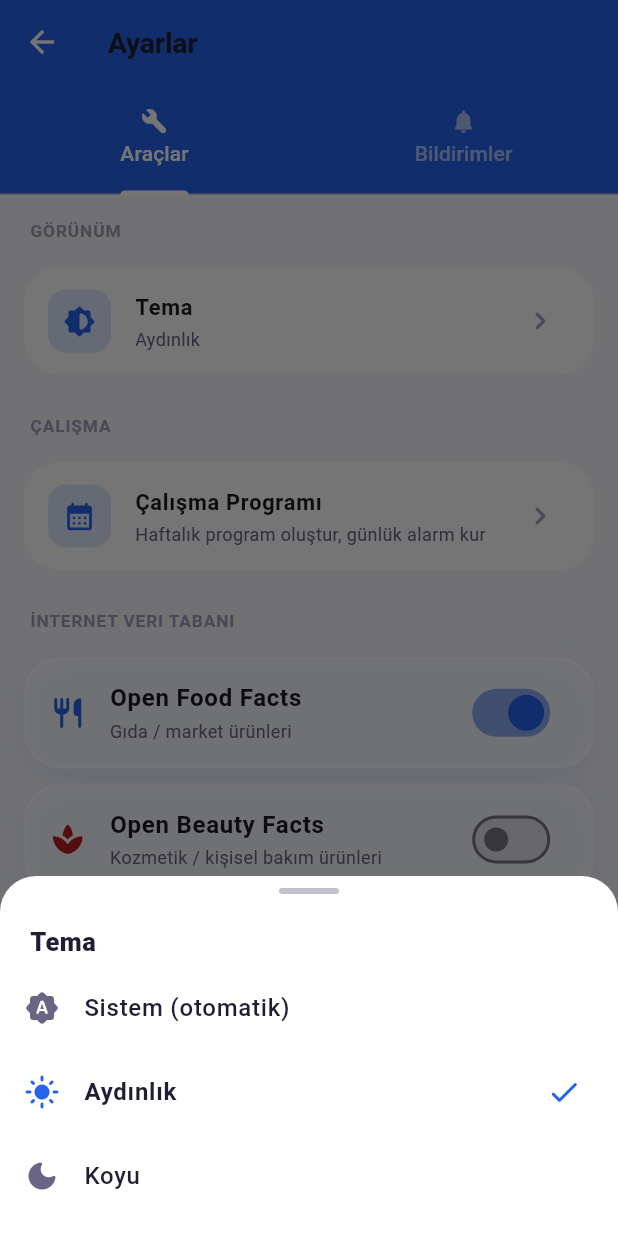
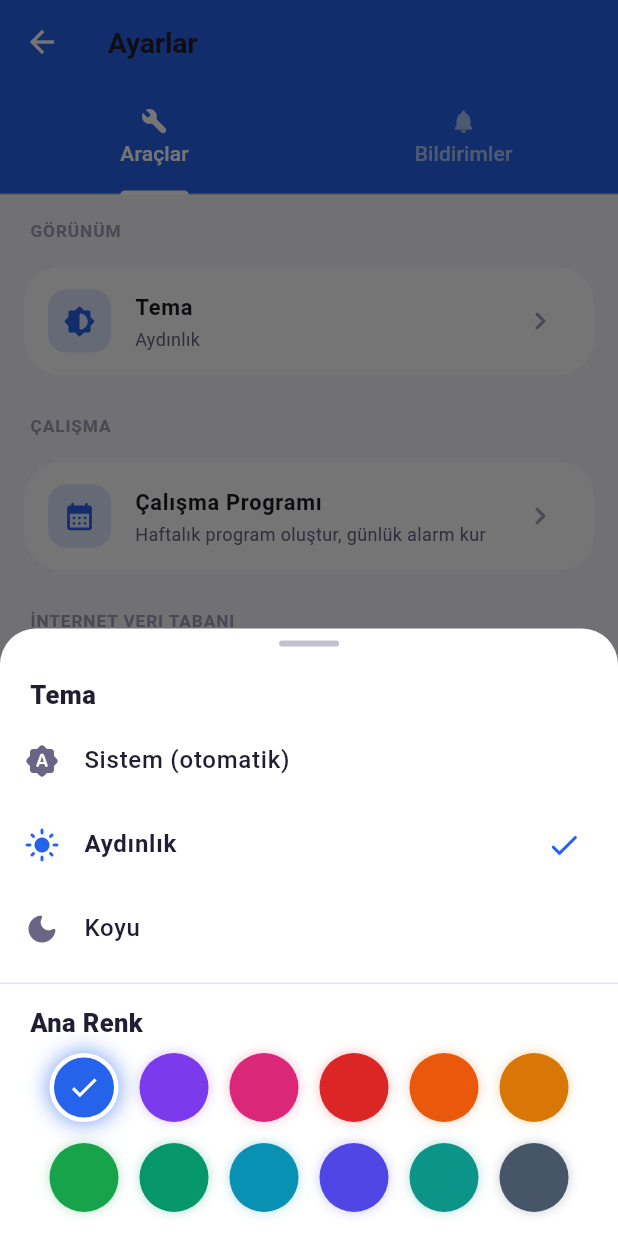
Before and after one commit to sol310698-ui/skt_takip, a Flutter app: the SettingsScreen screen opened directly, after a tap on "Tema", on a phone screen of 412 x 824 dp. Run offline on Flutter 3.47's test engine with Material 3 defaults, Android fonts, the phone set to English and light mode, and no system bars; our stand-ins replace audioplayers, barcode_widget, cached_network_image, camera, file_picker, flutter_animate and 21 more; missing offline and left inert: alarm, excel, google_mlkit_text_recognition, mobile_scanner; accounts and stored records are empty; statements that could not run were skipped.

Commit message:
v76: kullanici ana renk secebiliyor (12 renkli tema paleti)

```diff
--- a/lib/core/services/theme_prefs.dart
+++ b/lib/core/services/theme_prefs.dart
@@ -8,7 +8,14 @@ class ThemePrefs extends ChangeNotifier {
   static final ThemePrefs instance = ThemePrefs._();
 
   static const _key = 'theme_mode';
+  static const _colorKey = 'theme_primary_color';
   final _storage = const FlutterSecureStorage();
+
+  // Kullanicinin sectigi ANA RENK (primary). Varsayilan: canli mavi.
+  // Uygulamadaki butonlar, vurgular, secili durumlar bu renge gore degisir.
+  int _primaryColor = 0xFF2563EB;
+  int get primaryColor => _primaryColor;
+  Color get primaryColorValue => Color(_primaryColor);
 
   // Soft Glass tasarimi acik temada en iyi gorundugu icin varsayilan
   // ACIK yapildi (eskiden koyuydu). Kullanici dilerse Ayarlar'dan
@@ -29,6 +36,23 @@ class ThemePrefs extends ChangeNotifier {
     } catch (_) {
       _mode = ThemeMode.light;
     }
+    // Ana renk tercihini yukle.
+    try {
+      final c = await _storage.read(key: _colorKey);
+      if (c != null) {
+        final parsed = int.tryParse(c);
+        if (parsed != null) _primaryColor = parsed;
+      }
+    } catch (_) {}
+  }
+
+  /// Kullanicinin sectigi ana rengi kaydet ve dinleyicileri guncelle.
+  Future<void> setPrimaryColor(int colorValue) async {
+    _primaryColor = colorValue;
+    notifyListeners();
+    try {
+      await _storage.write(key: _colorKey, value: colorValue.toString());
+    } catch (_) {}
   }
 
   Future<void> setMode(ThemeMode mode) async {
--- a/lib/core/theme/app_theme.dart
+++ b/lib/core/theme/app_theme.dart
@@ -25,9 +25,23 @@ class AppTheme {
   // Kirmizi-Mavi tema: ana renk MAVI (butonlar), vurgu BORDO/KIRMIZI.
   // Durum renkleri (statusSafe/Warning/Critical/Expired) DEGISMEZ; onlar
   // SKT anlamlarini (guvenli/kritik/doldu) tasir.
-  static const Color primary = Color(0xFF2563EB);      // canli mavi (butonlar)
-  static const Color primaryLight = Color(0xFF60A5FA); // acik mavi
-  static const Color primaryDark = Color(0xFF1D4ED8);  // koyu mavi
+  // Ana renk — KULLANICI tarafindan degistirilebilir (ThemePrefs uzerinden).
+  // const DEGIL: setPrimary() ile calisma aninda degisir; tum uygulama
+  // (butonlar, vurgular, secili durumlar) bu renge gore guncellenir.
+  static Color primary = const Color(0xFF2563EB); // canli mavi (varsayilan)
+  static Color primaryLight = const Color(0xFF60A5FA); // acik ton
+  static Color primaryDark = const Color(0xFF1D4ED8);  // koyu ton
+
+  /// Kullanicinin sectigi ana rengi uygular. Acik/koyu tonlari otomatik
+  /// turetilir. ThemeData yeniden kurulmadan once cagrilmali.
+  static void setPrimary(Color color) {
+    primary = color;
+    final hsl = HSLColor.fromColor(color);
+    primaryLight =
+        hsl.withLightness((hsl.lightness + 0.15).clamp(0.0, 1.0)).toColor();
+    primaryDark =
+        hsl.withLightness((hsl.lightness - 0.12).clamp(0.0, 1.0)).toColor();
+  }
   static const Color accent = Color(0xFFB91C1C);        // bordo/kirmizi (vurgu)
   static const Color amber = Color(0xFFFBBF85);         // pastel sicak vurgu
   static const Color coral = Color(0xFFFB9CAE);         // pastel mercan/uyari
--- a/lib/main.dart
+++ b/lib/main.dart
@@ -272,6 +272,8 @@ class _SktTakipAppState extends State<SktTakipApp>
           ThemeMode.system => platformLight,
         };
         AppTheme.applyBrightness(useLight);
+        // Kullanicinin sectigi ana rengi uygula (butonlar, vurgular...).
+        AppTheme.setPrimary(ThemePrefs.instance.primaryColorValue);
 
         return MaterialApp(
           title: AppConstants.appName,
--- a/lib/views/screens/add_product_screen.dart
+++ b/lib/views/screens/add_product_screen.dart
@@ -1034,7 +1034,7 @@ class _ProductFormScreenState extends ConsumerState<ProductFormScreen> {
               focusedBorder: OutlineInputBorder(
                 borderRadius: BorderRadius.circular(12),
                 borderSide:
-                    const BorderSide(color: AppTheme.primary, width: 1.5),
+                    BorderSide(color: AppTheme.primary, width: 1.5),
               ),
             ),
           ),
--- a/lib/views/screens/barcode_list_screen.dart
+++ b/lib/views/screens/barcode_list_screen.dart
@@ -254,7 +254,7 @@ class _BarcodeListScreenState extends ConsumerState<BarcodeListScreen> {
             borderRadius: BorderRadius.circular(10),
           ),
           child:
-              const Icon(Icons.qr_code, color: AppTheme.primary, size: 22),
+              Icon(Icons.qr_code, color: AppTheme.primary, size: 22),
         ),
         title: Text(e.productName,
             maxLines: 1, overflow: TextOverflow.ellipsis,
--- a/lib/views/screens/precise_scan_screen.dart
+++ b/lib/views/screens/precise_scan_screen.dart
@@ -116,7 +116,7 @@ class _PreciseScanScreenState extends State<PreciseScanScreen> {
 
             if (_processing) ...[
               const Spacer(),
-              const CircularProgressIndicator(color: AppTheme.primary),
+              CircularProgressIndicator(color: AppTheme.primary),
               const SizedBox(height: 16),
               Text(_status,
                   style: TextStyle(color: AppTheme.textSecondary)),
--- a/lib/views/screens/price_change_screen.dart
+++ b/lib/views/screens/price_change_screen.dart
@@ -81,7 +81,7 @@ class _PriceChangeScreenState extends State<PriceChangeScreen> {
             ),
             ListTile(
               leading:
-                  const Icon(Icons.qr_code_scanner_rounded, color: AppTheme.primary),
+                  Icon(Icons.qr_code_scanner_rounded, color: AppTheme.primary),
               title: const Text('Barkod Okut'),
               onTap: () => Navigator.pop(context, 'scan'),
             ),
--- a/lib/views/screens/scanner_screen.dart
+++ b/lib/views/screens/scanner_screen.dart
@@ -1020,7 +1020,7 @@ class _QuickDateSheetState extends State<_QuickDateSheet> {
                 focusedBorder: OutlineInputBorder(
                   borderRadius: BorderRadius.circular(14),
                   borderSide:
-                      const BorderSide(color: AppTheme.primary, width: 1.5),
+                      BorderSide(color: AppTheme.primary, width: 1.5),
                 ),
               ),
             ),
--- a/lib/views/screens/settings_screen.dart
+++ b/lib/views/screens/settings_screen.dart
@@ -28,6 +28,23 @@ class SettingsScreen extends ConsumerStatefulWidget {
 class _SettingsScreenState extends ConsumerState<SettingsScreen>
     with SingleTickerProviderStateMixin {
   late TabController _tab;
+
+  // Kullanicinin secebilecegi ANA RENK paleti — canli, modern tonlar.
+  static const List<Color> _palette = [
+    Color(0xFF2563EB), // mavi (varsayilan)
+    Color(0xFF7C3AED), // mor
+    Color(0xFFDB2777), // pembe/magenta
+    Color(0xFFDC2626), // kirmizi
+    Color(0xFFEA580C), // turuncu
+    Color(0xFFD97706), // amber
+    Color(0xFF16A34A), // yesil
+    Color(0xFF059669), // zumrut
+    Color(0xFF0891B2), // camgobegi
+    Color(0xFF4F46E5), // indigo
+    Color(0xFF0D9488), // teal
+    Color(0xFF475569), // kurumsal gri
+  ];
+
   List<PendingNotificationRequest> _notifications = [];
   bool _loadingNotifs = true;
   bool _exporting = false;
@@ -272,7 +289,7 @@ class _SettingsScreenState extends ConsumerState<SettingsScreen>
                     fontWeight:
                         selected ? FontWeight.w700 : FontWeight.w500)),
             trailing: selected
-                ? const Icon(Icons.check_rounded, color: AppTheme.primary)
+                ? Icon(Icons.check_rounded, color: AppTheme.primary)
                 : null,
             onTap: () async {
               await ThemePrefs.instance.setMode(mode);
@@ -311,7 +328,60 @@ class _SettingsScreenState extends ConsumerState<SettingsScreen>
                   'Sistem (otomatik)'),
               option(ThemeMode.light, Icons.light_mode_rounded, 'Aydınlık'),
               option(ThemeMode.dark, Icons.dark_mode_rounded, 'Koyu'),
-              const SizedBox(height: 12),
+              const SizedBox(height: 8),
+              const Divider(height: 1),
+              Padding(
+                padding: const EdgeInsets.fromLTRB(20, 14, 20, 8),
+                child: Align(
+                  alignment: Alignment.centerLeft,
+                  child: Text('Ana Renk',
+                      style: TextStyle(
+                          color: AppTheme.textPrimary,
+                          fontSize: 17,
+                          fontWeight: FontWeight.w800)),
+                ),
+              ),
+              Padding(
+                padding: const EdgeInsets.symmetric(horizontal: 20),
+                child: Wrap(
+                  spacing: 14,
+                  runSpacing: 14,
+                  children: _palette.map((c) {
+                    final selected =
+                        ThemePrefs.instance.primaryColor == c.value;
+                    return GestureDetector(
+                      onTap: () async {
+                        await ThemePrefs.instance.setPrimaryColor(c.value);
+                        if (ctx.mounted) Navigator.pop(ctx);
+                      },
+                      child: Container(
+                        width: 46,
+                        height: 46,
+                        decoration: BoxDecoration(
+                          color: c,
+                          shape: BoxShape.circle,
+                          border: Border.all(
+                            color: selected ? Colors.white : Colors.transparent,
+                            width: 3,
+                          ),
+                          boxShadow: [
+                            BoxShadow(
+                              color: c.withOpacity(selected ? 0.6 : 0.3),
+                              blurRadius: selected ? 12 : 6,
+                              spreadRadius: selected ? 1 : 0,
+                            ),
+                          ],
+                        ),
+                        child: selected
+                            ? const Icon(Icons.check,
+                                color: Colors.white, size: 22)
+                            : null,
+                      ),
+                    );
+                  }).toList(),
+                ),
+              ),
+              const SizedBox(height: 16),
             ],
           ),
         );
--- a/lib/views/screens/universal_scan_screen.dart
+++ b/lib/views/screens/universal_scan_screen.dart
@@ -164,7 +164,7 @@ class _UniversalScanScreenState extends State<UniversalScanScreen>
   }
 
   Widget _corner(Alignment a) {
-    const c = AppTheme.primary;
+    final c = AppTheme.primary;
     final top = a.y < 0;
     final left = a.x < 0;
     return Container(
```
